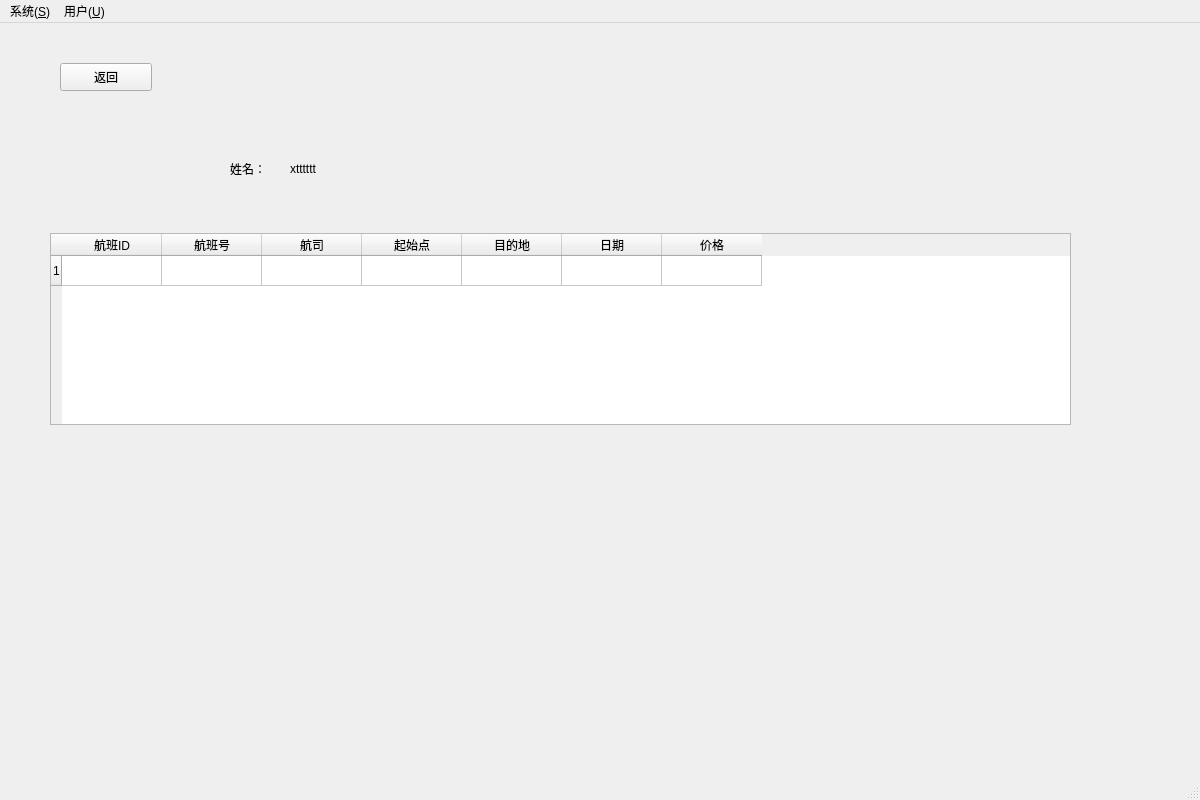
zhongjf25/Airline-Reservation-System, file frm_user.ui: the form before one commit.
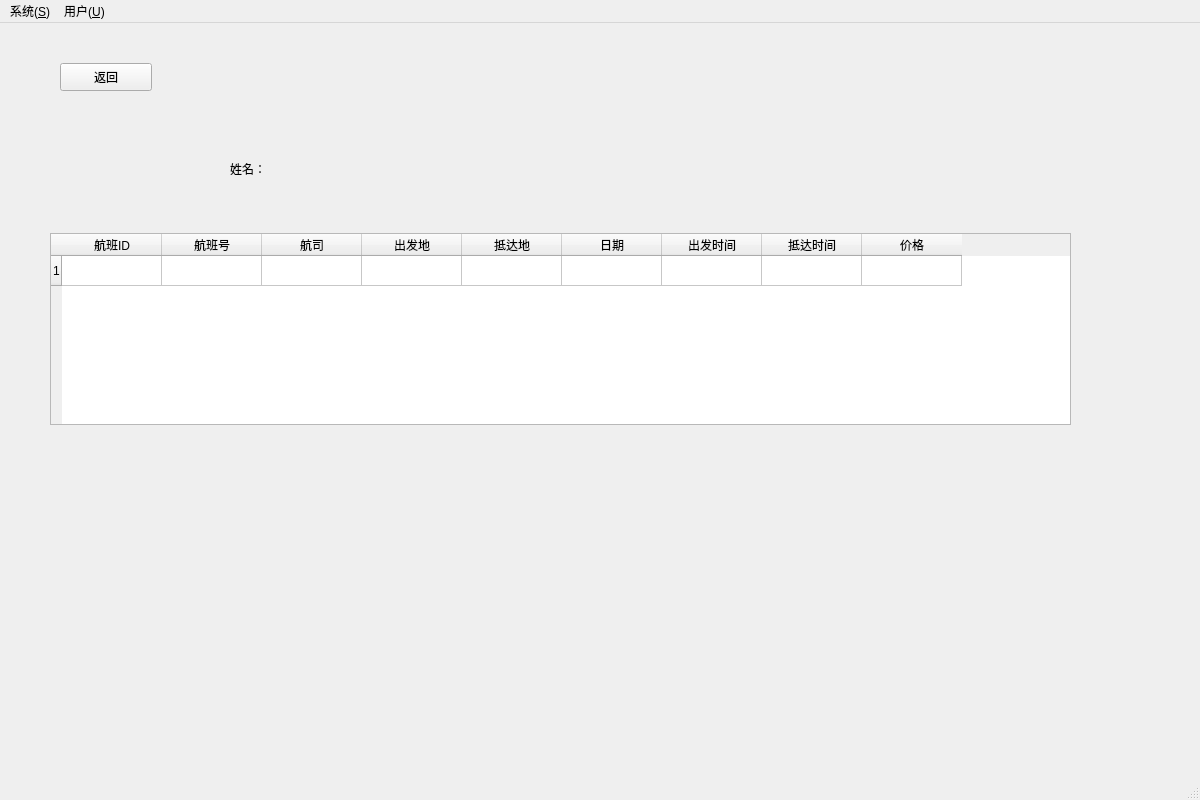
The form after the commit. The open tabs and pages were chosen to show the change. Icons and pictures are not drawn.

```diff
--- a/frm_user.ui
+++ b/frm_user.ui
@@ -334,12 +334,12 @@
       </column>
       <column>
        <property name="text">
-        <string>起始点</string>
+        <string>出发地</string>
        </property>
       </column>
       <column>
        <property name="text">
-        <string>目的地</string>
+        <string>抵达地</string>
        </property>
       </column>
       <column>
@@ -347,6 +347,16 @@
         <string>日期</string>
        </property>
       </column>
+      <column>
+       <property name="text">
+        <string>出发时间</string>
+       </property>
+      </column>
+      <column>
+       <property name="text">
+        <string>抵达时间</string>
+       </property>
+      </column>
       <column>
        <property name="text">
         <string>价格</string>
@@ -363,7 +373,7 @@
        </rect>
       </property>
       <property name="text">
-       <string>xtttttt</string>
+       <string/>
       </property>
      </widget>
      <widget class="QPushButton" name="btn_return_page1">
```
Left out of the diff: 4 changed lines with no effect on the pictures.
